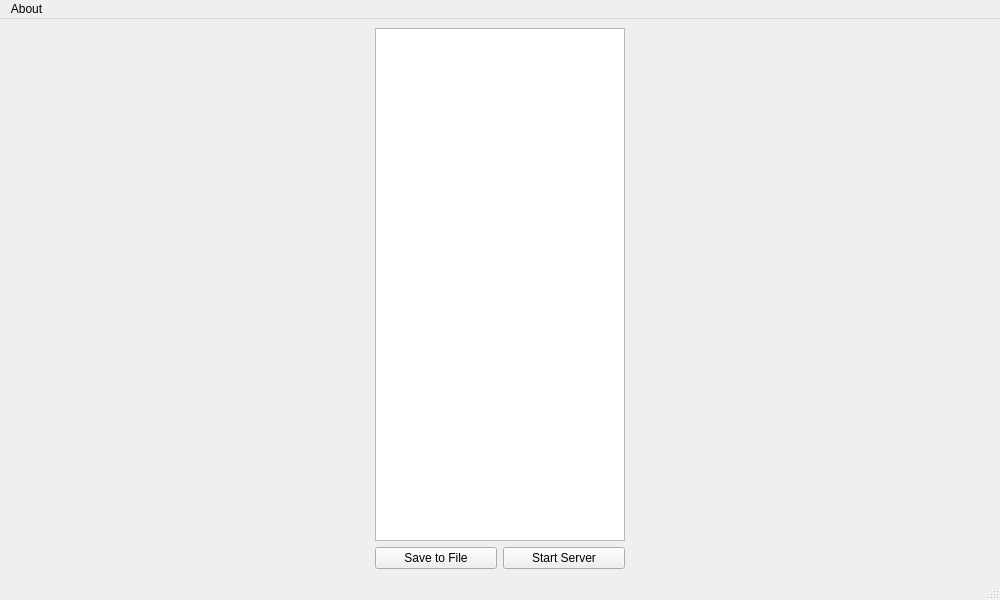
This is logger.ui in akshaybabloo/DataLogger as Qt 5 draws it before an edit. The edited form follows.
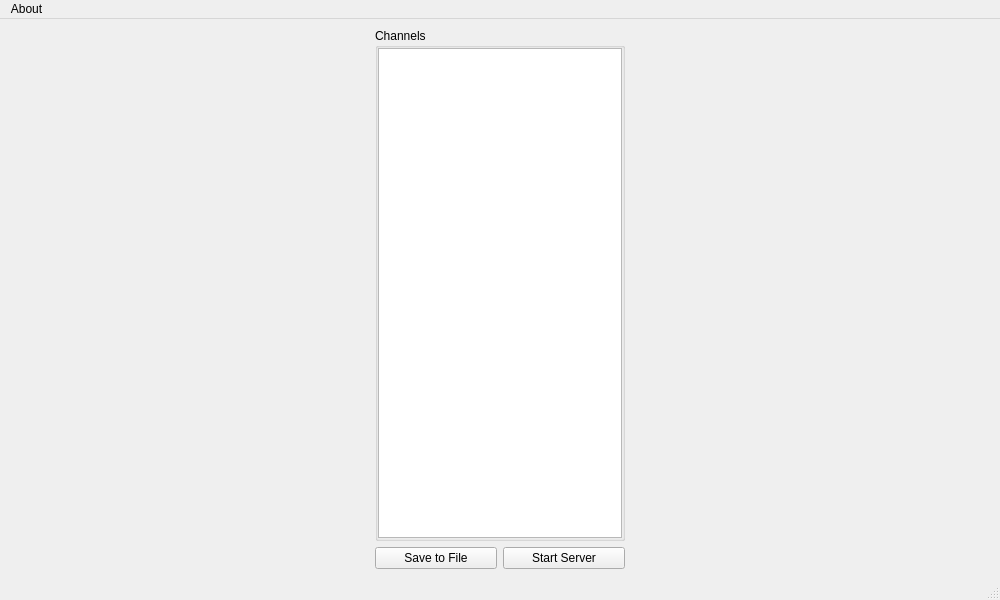
This is the edited form.

Commit message: group box added

Patch:
```diff
--- a/logger.ui
+++ b/logger.ui
@@ -18,13 +18,46 @@
     <item>
      <layout class="QVBoxLayout" name="leftLayout">
       <item>
-       <widget class="QListWidget" name="listWidget">
+       <widget class="QGroupBox" name="groupBox">
         <property name="maximumSize">
          <size>
           <width>250</width>
           <height>16777215</height>
          </size>
         </property>
+        <property name="title">
+         <string>Channels</string>
+        </property>
+        <layout class="QVBoxLayout" name="verticalLayout">
+         <property name="spacing">
+          <number>0</number>
+         </property>
+         <property name="sizeConstraint">
+          <enum>QLayout::SetDefaultConstraint</enum>
+         </property>
+         <property name="leftMargin">
+          <number>0</number>
+         </property>
+         <property name="topMargin">
+          <number>0</number>
+         </property>
+         <property name="rightMargin">
+          <number>0</number>
+         </property>
+         <property name="bottomMargin">
+          <number>0</number>
+         </property>
+         <item>
+          <widget class="QListWidget" name="listWidget">
+           <property name="maximumSize">
+            <size>
+             <width>250</width>
+             <height>16777215</height>
+            </size>
+           </property>
+          </widget>
+         </item>
+        </layout>
        </widget>
       </item>
       <item>
```
